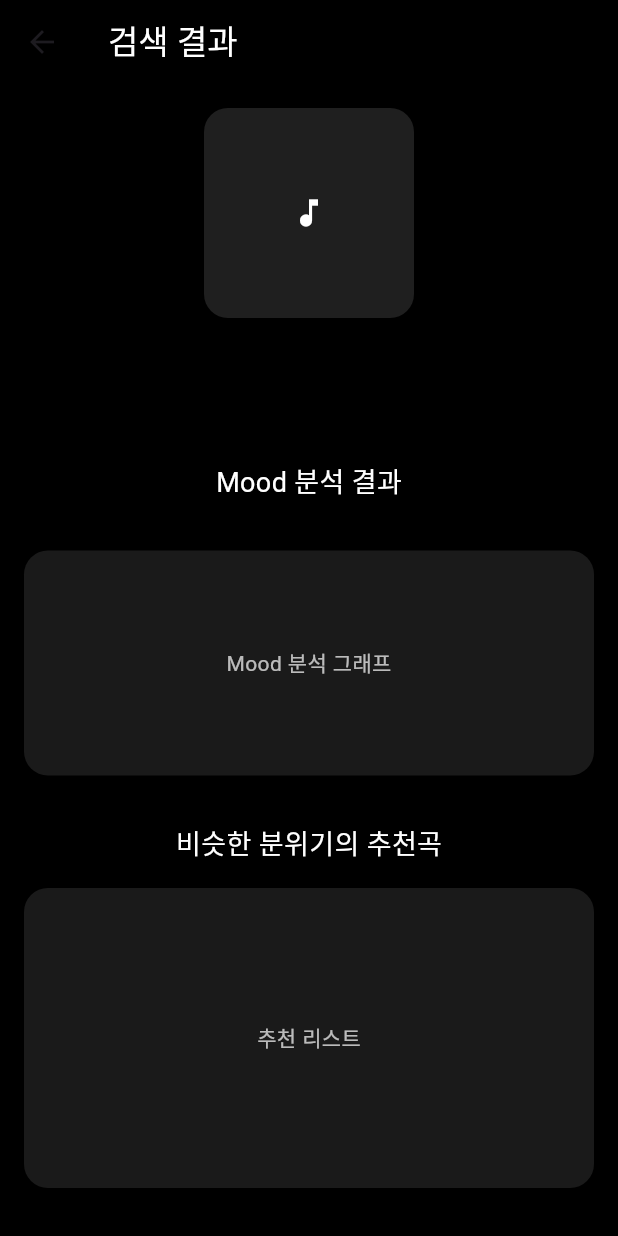
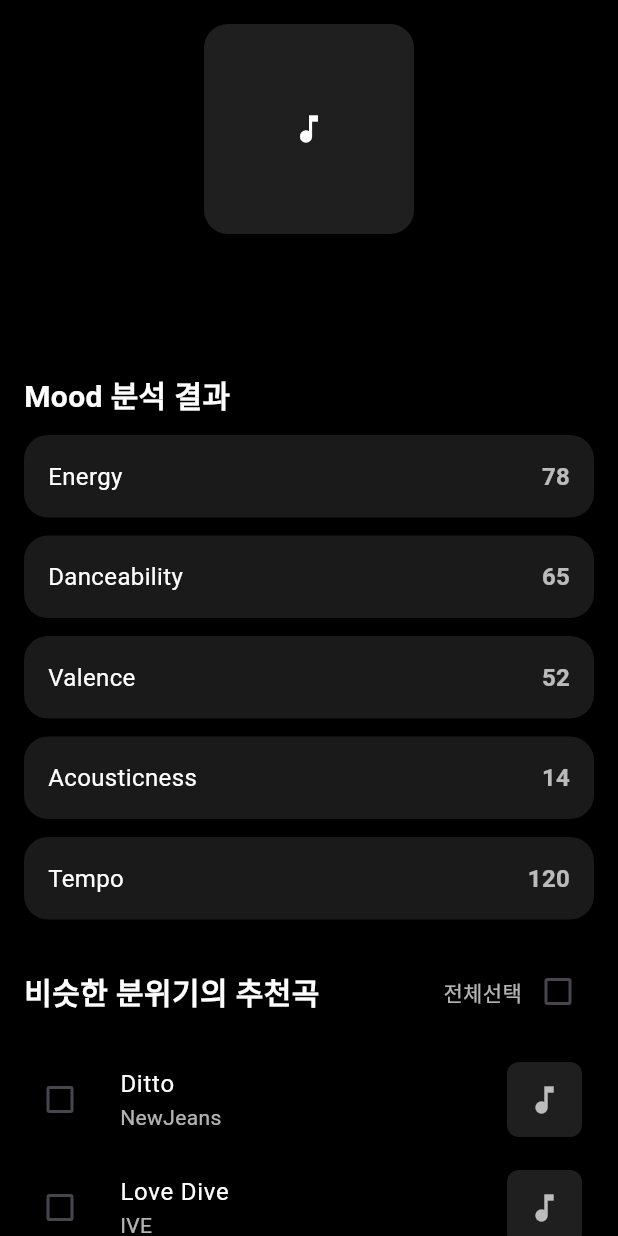
Before and after one commit to jhw030306/wym, a Flutter app: the ResultPage screen opened directly with empty values, on a phone screen of 412 x 824 dp. Run offline on Flutter 3.47's test engine with Material 3 defaults, Android fonts, the light colour scheme and no system bars.

Commit message:
refactor(result): 노래 선택

```diff
--- a/lib/features/result/result_page.dart
+++ b/lib/features/result/result_page.dart
@@ -3,7 +3,7 @@ import 'widgets/selected_music_section.dart';
 import 'widgets/mood_section.dart';
 import 'widgets/recommendation_section.dart';
 
-class ResultPage extends StatelessWidget {
+class ResultPage extends StatefulWidget {
   final String title;
   final String artist;
   final String image;
@@ -16,19 +16,36 @@ class ResultPage extends StatelessWidget {
   });
 
   @override
+  State<ResultPage> createState() => _ResultPageState();
+}
+
+class _ResultPageState extends State<ResultPage> {
+  List<Map<String, dynamic>> selectedSongs = [];
+
+  void updateSelectedSongs(List<Map<String, dynamic>> songs) {
+    setState(() {
+      selectedSongs = songs;
+    });
+    print("ResultPage에서 선택된 곡들: $selectedSongs");
+  }
+
+  @override
   Widget build(BuildContext context) {
     return Scaffold(
       backgroundColor: Colors.black,
-      appBar: AppBar(
-        backgroundColor: Colors.black,
-        title: const Text("검색 결과", style: TextStyle(color: Colors.white)),
-      ),
+
       body: SingleChildScrollView(
         child: Column(
           children: [
-            SelectedMusicSection(title: title, artist: artist, image: image),
+            SelectedMusicSection(
+              title: widget.title,
+              artist: widget.artist,
+              image: widget.image,
+            ),
+
             const MoodSection(),
-            const RecommendationSection(),
+
+            RecommendationSection(onSelectionChanged: updateSelectedSongs),
           ],
         ),
       ),
--- a/lib/features/result/widgets/mood_section.dart
+++ b/lib/features/result/widgets/mood_section.dart
@@ -5,26 +5,60 @@ class MoodSection extends StatelessWidget {
 
   @override
   Widget build(BuildContext context) {
+    final moodData = [
+      {"name": "Energy", "value": 78},
+      {"name": "Danceability", "value": 65},
+      {"name": "Valence", "value": 52},
+      {"name": "Acousticness", "value": 14},
+      {"name": "Tempo", "value": 120}, // BPM
+    ];
+
     return Column(
+      crossAxisAlignment: CrossAxisAlignment.start,
       children: [
         const Padding(
-          padding: EdgeInsets.all(16),
+          padding: EdgeInsets.symmetric(horizontal: 16, vertical: 12),
           child: Text(
             "Mood 분석 결과",
-            style: TextStyle(color: Colors.white, fontSize: 18),
+            style: TextStyle(
+              color: Colors.white,
+              fontSize: 20,
+              fontWeight: FontWeight.bold,
+            ),
           ),
         ),
-        Container(
-          height: 150,
-          margin: const EdgeInsets.all(16),
-          decoration: BoxDecoration(
-            color: Colors.white10,
-            borderRadius: BorderRadius.circular(16),
-          ),
-          alignment: Alignment.center,
-          child: const Text(
-            "Mood 분석 그래프",
-            style: TextStyle(color: Colors.white70),
+
+        Padding(
+          padding: const EdgeInsets.symmetric(horizontal: 16),
+          child: Column(
+            children: moodData.map((item) {
+              return Container(
+                margin: const EdgeInsets.only(bottom: 12),
+                padding: const EdgeInsets.all(16),
+                decoration: BoxDecoration(
+                  color: Colors.white10,
+                  borderRadius: BorderRadius.circular(16),
+                ),
+                child: Row(
+                  mainAxisAlignment: MainAxisAlignment.spaceBetween,
+                  children: [
+                    Text(
+                      "${item["name"]}",
+                      style: const TextStyle(color: Colors.white, fontSize: 16),
+                    ),
+
+                    Text(
+                      "${item["value"]}",
+                      style: const TextStyle(
+                        color: Colors.white70,
+                        fontSize: 16,
+                        fontWeight: FontWeight.bold,
+                      ),
+                    ),
+                  ],
+                ),
+              );
+            }).toList(),
           ),
         ),
       ],
--- a/lib/features/result/widgets/recommendation_section.dart
+++ b/lib/features/result/widgets/recommendation_section.dart
@@ -1,29 +1,131 @@
 import 'package:flutter/material.dart';
 
-class RecommendationSection extends StatelessWidget {
-  const RecommendationSection({super.key});
+class RecommendationSection extends StatefulWidget {
+  final Function(List<Map<String, dynamic>>) onSelectionChanged;
+
+  const RecommendationSection({super.key, required this.onSelectionChanged});
+
+  @override
+  State<RecommendationSection> createState() => _RecommendationSectionState();
+}
+
+class _RecommendationSectionState extends State<RecommendationSection> {
+  List<Map<String, dynamic>> recommendations = [
+    {"title": "Ditto", "artist": "NewJeans", "image": "", "selected": false},
+    {"title": "Love Dive", "artist": "IVE", "image": "", "selected": false},
+    {
+      "title": "Attention",
+      "artist": "NewJeans",
+      "image": "",
+      "selected": false,
+    },
+  ];
+
+  bool selectAll = false;
+
+  void toggleSelectAll(bool? value) {
+    setState(() {
+      selectAll = value ?? false;
+      for (var item in recommendations) {
+        item["selected"] = selectAll;
+      }
+    });
+
+    widget.onSelectionChanged(
+      recommendations.where((item) => item["selected"]).toList(),
+    );
+  }
+
+  void toggleItem(int index, bool? value) {
+    setState(() {
+      recommendations[index]["selected"] = value ?? false;
+
+      selectAll = recommendations.every((item) => item["selected"] == true);
+    });
+
+    widget.onSelectionChanged(
+      recommendations.where((item) => item["selected"]).toList(),
+    );
+  }
 
   @override
   Widget build(BuildContext context) {
     return Column(
+      crossAxisAlignment: CrossAxisAlignment.start,
       children: [
-        const Padding(
-          padding: EdgeInsets.all(16),
-          child: Text(
-            "비슷한 분위기의 추천곡",
-            style: TextStyle(color: Colors.white, fontSize: 18),
+        Padding(
+          padding: const EdgeInsets.symmetric(horizontal: 16, vertical: 12),
+          child: Row(
+            mainAxisAlignment: MainAxisAlignment.spaceBetween,
+            children: [
+              const Text(
+                "비슷한 분위기의 추천곡",
+                style: TextStyle(
+                  color: Colors.white,
+                  fontSize: 20,
+                  fontWeight: FontWeight.bold,
+                ),
+              ),
+              Row(
+                children: [
+                  const Text("전체선택", style: TextStyle(color: Colors.white70)),
+                  Checkbox(
+                    value: selectAll,
+                    onChanged: toggleSelectAll,
+                    activeColor: Colors.white,
+                    checkColor: Colors.black,
+                  ),
+                ],
+              ),
+            ],
           ),
         ),
-        Container(
-          height: 200,
-          margin: const EdgeInsets.symmetric(horizontal: 16),
-          decoration: BoxDecoration(
-            color: Colors.white10,
-            borderRadius: BorderRadius.circular(16),
-          ),
-          alignment: Alignment.center,
-          child: const Text("추천 리스트", style: TextStyle(color: Colors.white70)),
+
+        ListView.builder(
+          shrinkWrap: true,
+          physics: const NeverScrollableScrollPhysics(),
+          itemCount: recommendations.length,
+          itemBuilder: (context, index) {
+            final item = recommendations[index];
+
+            return ListTile(
+              leading: Checkbox(
+                value: item["selected"],
+                onChanged: (value) => toggleItem(index, value),
+                activeColor: Colors.white,
+                checkColor: Colors.black,
+              ),
+
+              title: Text(
+                item["title"],
+                style: const TextStyle(color: Colors.white),
+              ),
+
+              subtitle: Text(
+                item["artist"],
+                style: const TextStyle(color: Colors.white70),
+              ),
+
+              trailing: Container(
+                width: 50,
+                height: 50,
+                decoration: BoxDecoration(
+                  color: Colors.white12,
+                  borderRadius: BorderRadius.circular(8),
+                ),
+                child: item["image"].isEmpty
+                    ? const Icon(Icons.music_note, color: Colors.white70)
+                    : Image.network(item["image"], fit: BoxFit.cover),
+              ),
+
+              onTap: () {
+                toggleItem(index, !item["selected"]);
+              },
+            );
+          },
         ),
+
+        const SizedBox(height: 12),
       ],
     );
   }
```
Also changed, not shown: lib/features/mood/mood_page.dart (deleted), lib/features/mood/mood_view.dart (deleted), 1 other file.
